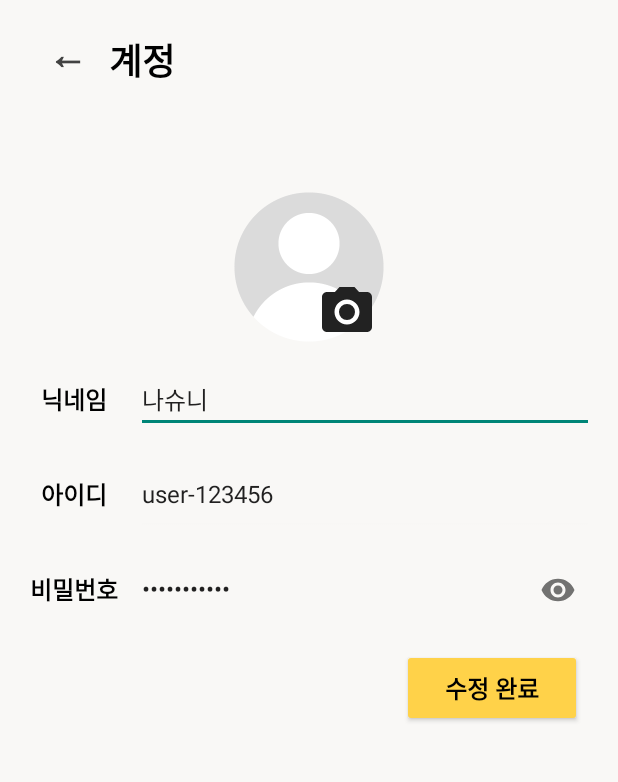
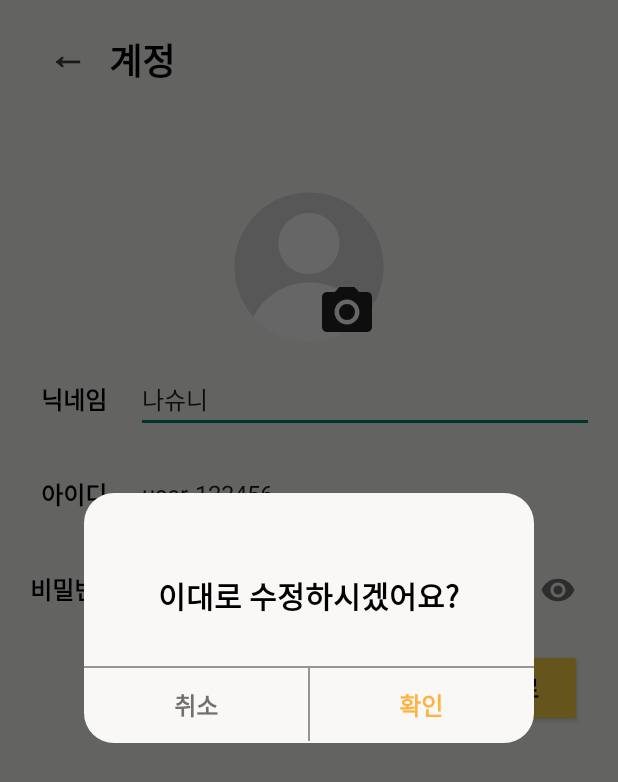
Before and after one commit to heehortus/DontLate, an Android app: the EditAccountActivity screen opened directly, with no data from a screen before it, after a tap on "수정 완료", on a phone screen of 412 x 824 dp. Shown: the top 782 px of the screen. Run offline under Robolectric (Android 15) with nearby library versions, the phone set to English and light mode, and no system bars; pictures from the network do not load.

Commit message:
Fix : Update

```diff
--- a/app/src/main/java/com/example/dontlate/CustomDialog.kt
+++ b/app/src/main/java/com/example/dontlate/CustomDialog.kt
@@ -21,7 +21,7 @@ open class CustomDialog(context: Context) : AppCompatActivity() {
     private lateinit var cancel : Button
     val Tag = "로그 "
 
-    fun start(bodyMessage: String, mode: Int, dialogMode: Int, context: AccountActivity) {
+    fun start(bodyMessage: String, mode: Int, dialogMode: Int, context: Context) {
         //dialogMode = 1 (확인 버튼 한 개만 존재)
         //dialogMode = 2 (취소/확인 버튼 모두 존재)
         //dialogMode = 3 (회원 탈퇴 다이얼로그)
@@ -94,12 +94,4 @@ open class CustomDialog(context: Context) : AppCompatActivity() {
         dialog.setCancelable(false) //다이얼로그 이외의 화면 터치 시 닫히지 않음
         dialog.show()
     }
-
-    fun start(bodyMessage: String, mode: Int, dialogMode: Int, context: MyPageFragment) {
-
-    }
-
-    fun start(bodyMessage: String, mode: Int, dialogMode: Int, context: EditAccountActivity) {
-
-    }
 }
--- a/app/src/main/java/com/example/dontlate/MainActivity.kt
+++ b/app/src/main/java/com/example/dontlate/MainActivity.kt
@@ -19,10 +19,12 @@ class MainActivity : AppCompatActivity() {
         initBottomNavigation()
     }
 
+    //네비게이션 초기화 함수
     private fun initBottomNavigation() {
         binding.bottomNavi.run {
             setOnItemSelectedListener { item ->
                 when (item.itemId) {
+                    //네비게이션 홈 버튼 클릭
                     R.id.menu_home -> {
                         supportFragmentManager.beginTransaction()
                             .replace(R.id.mainFrameLayout, HomeFragment())
@@ -30,12 +32,14 @@ class MainActivity : AppCompatActivity() {
                             .commit();
                     }
 
+                    //네비게이션 마이 페이지 버튼 클릭
                     R.id.menu_mypage -> {
                         supportFragmentManager.beginTransaction()
                             .replace(R.id.mainFrameLayout, MyPageFragment())
                             .addToBackStack(null).commit()
                     }
 
+                    //네비게이션 약속 생성 버튼 클릭
                     R.id.menu_social -> {
                         supportFragmentManager.beginTransaction()
                             .replace(R.id.mainFrameLayout, SocialFragment())
@@ -47,6 +51,7 @@ class MainActivity : AppCompatActivity() {
                 true
             }
 
+            //기본 값 - 홈으로 설정
             selectedItemId = R.id.menu_home
         }
     }
--- a/app/src/main/java/com/example/dontlate/MyPageFragment.kt
+++ b/app/src/main/java/com/example/dontlate/MyPageFragment.kt
@@ -31,9 +31,6 @@ class MyPageFragment : Fragment() {
     //버튼 클릭 리스너
     private fun initButtonOnClick() {
         binding.root.run {
-            binding.logoutBtn.setOnClickListener {
-                dialog!!.start("로그아웃 하시겠어요?", 1, 2, this@MyPageFragment)
-            }
 
             binding.accountBtn.setOnClickListener{
                 val intent = Intent(getActivity(), AccountActivity::class.java)
--- a/app/src/main/java/com/example/dontlate/joinActivity.kt
+++ b/app/src/main/java/com/example/dontlate/joinActivity.kt
@@ -27,6 +27,7 @@ class joinActivity : AppCompatActivity() {
         //중복 확인
         checkBtn = findViewById(R.id.checkBtn)
 
+        //중복 확인 버튼 리스너
         checkBtn.setOnClickListener{
             //데이터베이스 속 아이디와 겹치는 것이 없을 경우 -> 버튼 색상 변경
             checkBtn.setBackgroundDrawable(getDrawable(R.drawable.btn_clicked))
@@ -34,17 +35,19 @@ class joinActivity : AppCompatActivity() {
             checkBtn.setTextColor(Color.parseColor("#5F893E"))
         }
 
-        //일반 버튼 리스너 설정
+        //시작 버튼 리스너 설정
         startBtn.setOnClickListener{
             var intent = Intent(this, loginActivity::class.java)
             startActivity(intent)
         }
 
+        //돌아 가기 버튼 클릭 리스너 설정
         backBtn.setOnClickListener{
             var intent = Intent(this, StartupActivity::class.java)
             startActivity(intent)
         }
 
+        //로그인 버튼 클릭 리스너 설정
         loginBtn.setOnClickListener{
             var intent = Intent(this, loginActivity::class.java)
             startActivity(intent)
--- a/app/src/main/java/com/example/dontlate/loginActivity.kt
+++ b/app/src/main/java/com/example/dontlate/loginActivity.kt
@@ -21,6 +21,7 @@ class loginActivity : AppCompatActivity() {
         //화면 확인 위한 임의 설정
         startBtn = findViewById(R.id.startBtn)
 
+        //뒤로 가기 버튼
         backBtn.setOnClickListener{
             var intent = Intent(this, StartupActivity::class.java)
             startActivity(intent)
@@ -29,6 +30,7 @@ class loginActivity : AppCompatActivity() {
         //화면 확인 위한 임의 설정
         startBtn.isEnabled = true
 
+        //시작하기 버튼
         startBtn.setOnClickListener{
             var intent = Intent(this, MainActivity::class.java)
             startActivity(intent)
--- a/app/src/main/res/values/themes.xml
+++ b/app/src/main/res/values/themes.xml
@@ -2,7 +2,7 @@
     <!-- Base application theme. -->
     <style name="Theme.DontLate" parent="Theme.AppCompat.Light">
         <!-- Primary brand color. -->
-        <item name="colorPrimary">@color/orange</item>
+        <item name="colorPrimary">@color/deep_orange</item>
         <item name="colorPrimaryVariant">@color/orange</item>
         <item name="colorOnPrimary">@color/white</item>
         <!-- Secondary brand color. -->
```
Also changed, not shown: app/src/main/java/com/example/dontlate/AccountActivity.kt (+6 -1 lines).
